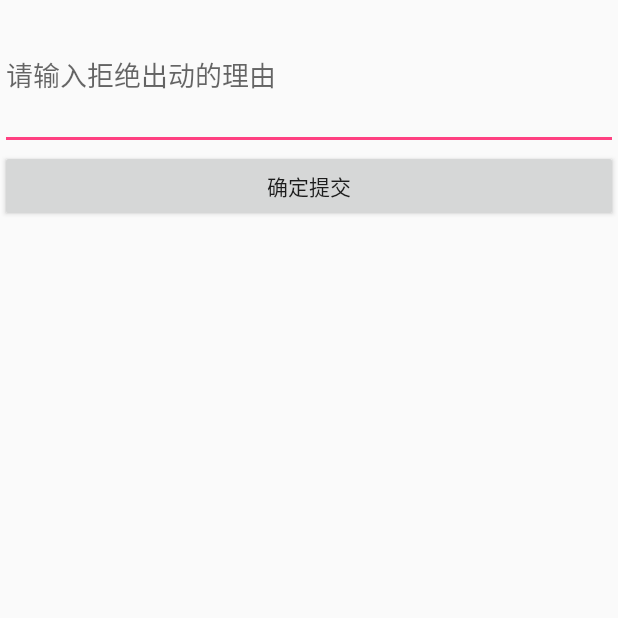
After one commit to daringjw/GridMember, an Android app: the RefuseActivity screen opened directly, with no data from a screen before it, on a phone screen of 412 x 824 dp, the top half of it. The commit adds this screen. Run offline under Robolectric (Android 15) with nearby library versions, the phone set to English and light mode, and no system bars; our stand-ins replace ButterKnife.

Commit message:
求助，出动，现场 打电话逻辑

```diff
--- a/GridMember/app/src/main/java/com/jkkc/gridmember/LoginActivity.java
+++ b/GridMember/app/src/main/java/com/jkkc/gridmember/LoginActivity.java
@@ -123,7 +123,8 @@ public class LoginActivity extends AppCompatActivity {
                         Manifest.permission.WRITE_CONTACTS,
                         Manifest.permission.READ_CONTACTS,
                         Manifest.permission.RECORD_AUDIO,
-                        Manifest.permission.GET_ACCOUNTS
+                        Manifest.permission.GET_ACCOUNTS,
+                        Manifest.permission.CALL_PHONE
 
                 )
                 .request();
--- a/GridMember/app/src/main/java/com/jkkc/gridmember/bean/CallerBean.java
+++ b/GridMember/app/src/main/java/com/jkkc/gridmember/bean/CallerBean.java
@@ -19,6 +19,7 @@ public class CallerBean {
      * name : 高金选
      * sex : 0
      * sosId : 1
+     * linkPhone  ：  13211111111
      */
 
     private String address;
@@ -32,6 +33,7 @@ public class CallerBean {
     private String name;
     private int sex;
     private int sosId;
+    public String linkPhone;
 
     public String getAddress() {
         return address;
--- /dev/null
+++ b/GridMember/app/src/main/java/com/jkkc/gridmember/ui/RefuseActivity.java
@@ -0,0 +1,46 @@
+package com.jkkc.gridmember.ui;
+
+import android.os.Bundle;
+import android.support.annotation.Nullable;
+import android.support.v7.app.AppCompatActivity;
+import android.view.View;
+import android.widget.Button;
+import android.widget.EditText;
+
+import com.jkkc.gridmember.R;
+
+import butterknife.BindView;
+import butterknife.ButterKnife;
+
+/**
+ * Created by Guan on 2018/1/22.
+ */
+
+public class RefuseActivity extends AppCompatActivity {
+
+    @BindView(R.id.etReason)
+    EditText mEtReason;
+    @BindView(R.id.btnConfirm)
+    Button mBtnConfirm;
+
+    @Override
+    protected void onCreate(@Nullable Bundle savedInstanceState) {
+        super.onCreate(savedInstanceState);
+
+        setContentView(R.layout.activity_refuse);
+        ButterKnife.bind(this);
+
+
+        mBtnConfirm.setOnClickListener(new View.OnClickListener() {
+            @Override
+            public void onClick(View view) {
+
+                finish();
+
+            }
+        });
+
+    }
+
+
+}
--- /dev/null
+++ b/GridMember/app/src/main/res/layout/activity_refuse.xml
@@ -0,0 +1,19 @@
+<?xml version="1.0" encoding="utf-8"?>
+<LinearLayout xmlns:android="http://schemas.android.com/apk/res/android"
+              android:orientation="vertical"
+              android:layout_width="match_parent"
+              android:layout_height="match_parent">
+
+    <EditText
+        android:id="@+id/etReason"
+        android:hint="请输入拒绝出动的理由"
+        android:layout_width="match_parent"
+        android:layout_height="100dp"/>
+
+    <Button
+        android:id="@+id/btnConfirm"
+        android:layout_width="match_parent"
+        android:layout_height="wrap_content"
+        android:text="确定提交"/>
+
+</LinearLayout>
--- a/GridMember/app/src/main/res/layout/activity_timing.xml
+++ b/GridMember/app/src/main/res/layout/activity_timing.xml
@@ -263,18 +263,21 @@
             android:orientation="horizontal">
 
             <ImageView
+                android:id="@+id/ivStartoffFamily"
                 android:layout_width="wrap_content"
                 android:layout_height="wrap_content"
                 android:layout_marginLeft="15dp"
                 android:src="@mipmap/family_members_nor"/>
 
             <ImageView
+                android:id="@+id/ivCall120"
                 android:layout_width="wrap_content"
                 android:layout_height="wrap_content"
                 android:layout_marginLeft="18dp"
                 android:src="@mipmap/btn_nor_120"/>
 
             <ImageView
+                android:id="@+id/ivCallOldMan"
                 android:layout_width="wrap_content"
                 android:layout_height="wrap_content"
                 android:layout_marginLeft="18dp"
```
Also changed, not shown: GridMember/app/src/main/AndroidManifest.xml (+27 -18 lines), GridMember/app/src/main/java/com/jkkc/gridmember/ui/HomeActivity1.java (+1 -7 lines), GridMember/app/src/main/java/com/jkkc/gridmember/ui/TimingActivity.java (+134 -13 lines), GridMember/app/src/main/java/com/jkkc/gridmember/ui/dialog/RefuseDialog.java (added, +69 -0 lines), GridMember/app/src/main/res/layout/dialog_refuse.xml (added, +21 -0 lines), 1 other file.
